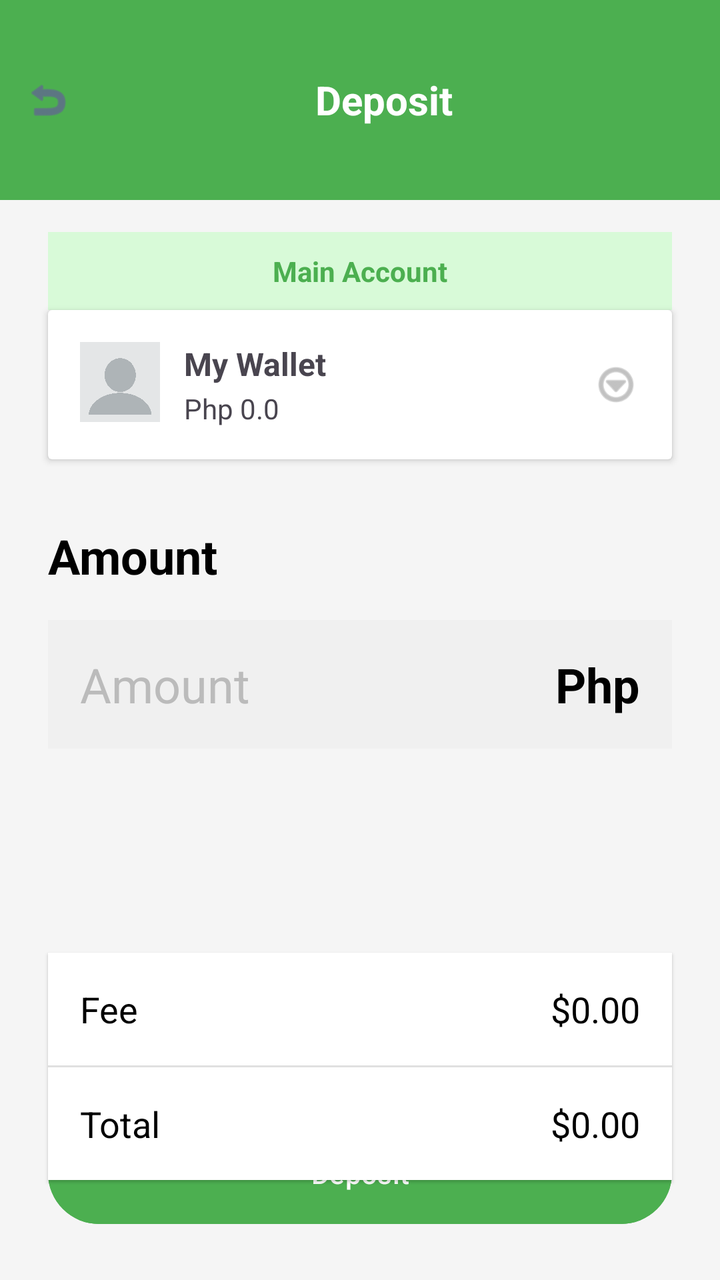
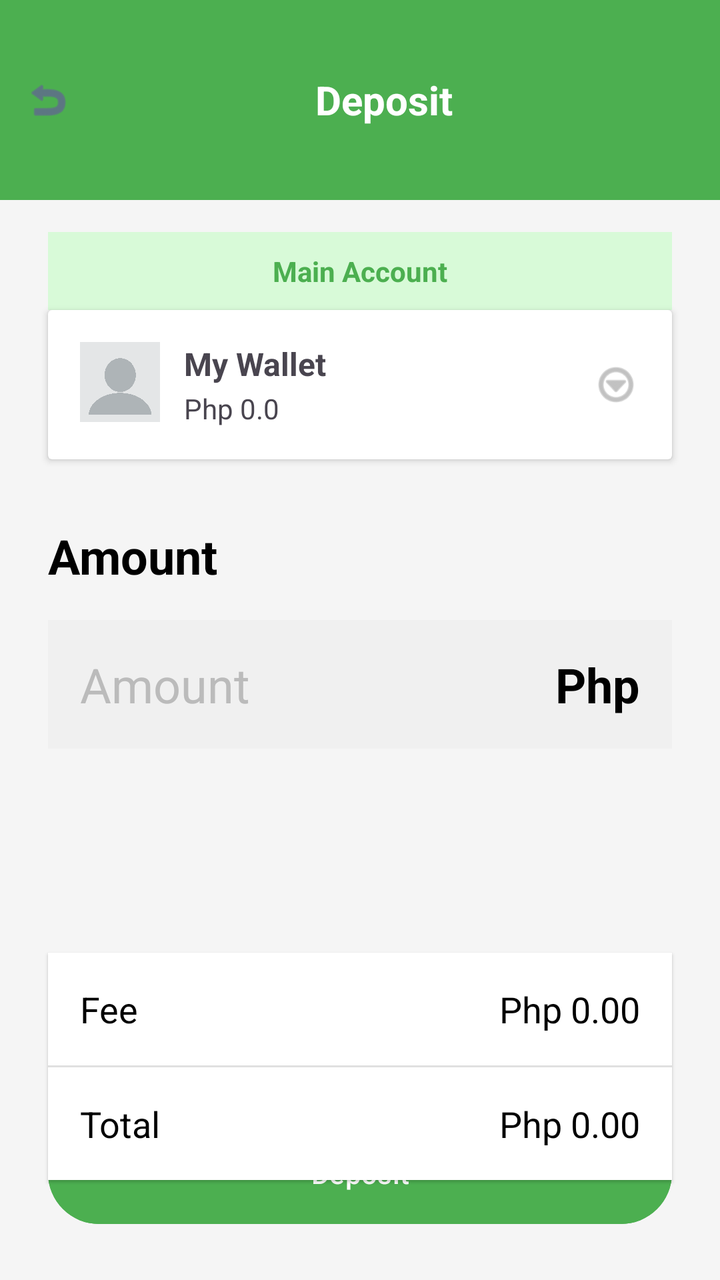

An Android layout rendered at two revisions. The XML below is the earlier revision; the diff shows what the commit changed to produce the second picture.
<!-- AndroidManifest.xml: application theme Theme.WealthLink -->
<!-- res/layout/activity_deposit_amount.xml -->
<?xml version="1.0" encoding="utf-8"?>
<RelativeLayout xmlns:android="http://schemas.android.com/apk/res/android"
    xmlns:app="http://schemas.android.com/apk/res-auto"
    android:layout_width="match_parent"
    android:layout_height="match_parent"
    android:background="#F5F5F5"
    android:id="@+id/main">

    
    <LinearLayout
        android:id="@+id/header"
        android:layout_width="match_parent"
        android:layout_height="100dp"
        android:background="@drawable/header_bg"
        android:orientation="horizontal"
        android:paddingStart="12dp"
        android:paddingEnd="12dp"
        android:gravity="center_vertical">

        <Button
            android:layout_width="24dp"
            android:layout_height="24dp"
            android:background="@android:drawable/ic_menu_revert"
            android:tint="@android:color/white"
            android:padding="0dp"
            android:id="@+id/btnBack"/>

        <TextView
            android:layout_width="match_parent"
            android:layout_height="wrap_content"
            android:text="Deposit"
            android:textSize="20sp"
            android:textStyle="bold"
            android:textColor="@android:color/white"
            android:gravity="center" />
    </LinearLayout>

    
    <TextView
        android:id="@+id/tvMainLabel"
        android:layout_below="@id/header"
        android:layout_width="match_parent"
        android:layout_height="wrap_content"
        android:background="#D8FAD8"
        android:text="Main Account"
        android:gravity="center"
        android:padding="10dp"
        android:textColor="#4CAF50"
        android:textStyle="bold"
        android:layout_marginTop="16dp"
        android:layout_marginStart="24dp"
        android:layout_marginEnd="24dp"
        android:backgroundTintMode="src_in"
        android:backgroundTint="#D8FAD8" />

    
    <androidx.cardview.widget.CardView
        android:id="@+id/cardMainAccount"
        android:layout_width="match_parent"
        android:layout_height="wrap_content"
        android:layout_below="@id/tvMainLabel"
        android:layout_marginStart="24dp"
        android:layout_marginEnd="24dp"
        android:elevation="4dp"
        >

        <RelativeLayout
            android:layout_width="match_parent"
            android:layout_height="wrap_content"
            android:padding="16dp">

            <ImageView
                android:id="@+id/ivMainAccountIcon"
                android:layout_width="40dp"
                android:layout_height="40dp"
                android:src="@drawable/profile_pic"
                android:contentDescription="account icon" />

            <LinearLayout
                android:layout_width="wrap_content"
                android:layout_height="wrap_content"
                android:orientation="vertical"
                android:layout_toEndOf="@id/ivMainAccountIcon"
                android:layout_marginStart="12dp">

                <TextView
                    android:id="@+id/tvMainBankName"
                    android:layout_width="wrap_content"
                    android:layout_height="wrap_content"
                    android:text="My Wallet"
                    android:textStyle="bold"
                    android:textSize="16sp" />

                <TextView
                    android:id="@+id/tvBalance"
                    android:layout_width="wrap_content"
                    android:layout_height="wrap_content"
                    android:text="Php 0.0"
                    android:textSize="14sp"
                    android:layout_marginTop="2dp" />
            </LinearLayout>

            <ImageView
                android:id="@+id/ivMainMenu"
                android:layout_width="24dp"
                android:layout_height="24dp"
                android:src="@android:drawable/ic_menu_more"
                android:layout_alignParentEnd="true"
                android:layout_centerVertical="true"
                android:contentDescription="menu"
                app:tint="#999999" />
        </RelativeLayout>
    </androidx.cardview.widget.CardView>

    
    <TextView
        android:id="@+id/tvAmountLabel"
        android:layout_width="wrap_content"
        android:layout_height="wrap_content"
        android:text="Amount"
        android:textSize="24sp"
        android:textStyle="bold"
        android:textColor="#000000"
        android:layout_below="@id/cardMainAccount"
        android:layout_marginTop="32dp"
        android:layout_marginStart="24dp" />

    
    <RelativeLayout
        android:id="@+id/amountInputContainer"
        android:layout_width="match_parent"
        android:layout_height="wrap_content"
        android:layout_below="@id/tvAmountLabel"
        android:layout_marginTop="16dp"
        android:layout_marginStart="24dp"
        android:layout_marginEnd="24dp"
        android:background="#F0F0F0"
        android:padding="16dp">

        <EditText
            android:id="@+id/etAmount"
            android:layout_width="match_parent"
            android:layout_height="wrap_content"
            android:layout_toStartOf="@id/tvCurrency"
            android:background="@null"
            android:hint="Amount"
            android:inputType="numberDecimal"
            android:textSize="24sp"
            android:textColorHint="#BBBBBB" />

        <TextView
            android:id="@+id/tvCurrency"
            android:layout_width="wrap_content"
            android:layout_height="wrap_content"
            android:layout_alignParentEnd="true"
            android:text="Php"
            android:textSize="24sp"
            android:textStyle="bold"
            android:textColor="#000000" />
    </RelativeLayout>

    


    

    <RelativeLayout
        android:id="@+id/feesAndtotal"
        android:layout_width="match_parent"
        android:layout_height="wrap_content"
        android:layout_below="@id/amountInputContainer"
        android:layout_marginTop="102dp"
        android:layout_marginStart="24dp"
        android:layout_marginEnd="24dp"
        android:background="@android:color/white"
        android:elevation="1dp">

        <TextView
            android:id="@+id/tvFeeLabel"
            android:layout_width="wrap_content"
            android:layout_height="wrap_content"
            android:layout_marginStart="16dp"
            android:layout_marginTop="16dp"
            android:text="Fee"
            android:textColor="#000000"
            android:textSize="18sp" />

        <TextView
            android:id="@+id/tvFeeAmount"
            android:layout_width="wrap_content"
            android:layout_height="wrap_content"
            android:layout_alignBaseline="@id/tvFeeLabel"
            android:layout_alignParentEnd="true"
            android:layout_marginEnd="16dp"
            android:text="$0.00"
            android:textColor="#000000"
            android:textSize="18sp" />


        <View
            android:id="@+id/divider"
            android:layout_width="match_parent"
            android:layout_height="1dp"
            android:layout_below="@id/tvFeeLabel"
            android:layout_marginTop="16dp"
            android:background="#E0E0E0" />


        <TextView
            android:id="@+id/tvTotalLabel"
            android:layout_width="wrap_content"
            android:layout_height="wrap_content"
            android:layout_below="@id/divider"
            android:layout_marginStart="16dp"
            android:layout_marginTop="16dp"
            android:layout_marginBottom="16dp"
            android:text="Total"
            android:textColor="#000000"
            android:textSize="18sp" />

        <TextView
            android:id="@+id/tvTotalAmount"
            android:layout_width="wrap_content"
            android:layout_height="wrap_content"
            android:layout_alignBaseline="@id/tvTotalLabel"
            android:layout_alignParentEnd="true"
            android:layout_marginEnd="16dp"
            android:text="$0.00"
            android:textColor="#000000"
            android:textSize="18sp" />
    </RelativeLayout>

    <Button
        android:id="@+id/btnDeposit"
        android:layout_width="match_parent"
        android:layout_height="wrap_content"
        android:text="Deposit"
        android:layout_alignParentBottom="true"
        android:layout_margin="24dp"
        android:backgroundTint="#4CAF50"
        android:textColor="@android:color/white"
        android:elevation="2dp"
        android:padding="16dp" />

    <LinearLayout
        android:id="@+id/depositDialog"
        android:layout_width="300dp"
        android:layout_height="300dp"
        android:orientation="vertical"
        android:gravity="center"
        android:background="@android:color/white"
        android:padding="24dp"
        android:visibility="gone"
        android:elevation="8dp"
        android:layout_margin="16dp"
        android:clipToOutline="true"
        android:outlineProvider="background"
        app:layout_constraintTop_toTopOf="parent"
        app:layout_constraintBottom_toBottomOf="parent"
        app:layout_constraintStart_toStartOf="parent"
        app:layout_constraintEnd_toEndOf="parent">

        <View
            android:layout_width="96dp"
            android:layout_height="96dp"
            android:layout_gravity="center"
            android:backgroundTint="#A5F3AC"
            android:background="@android:color/holo_green_light" />

        <TextView
            android:layout_width="wrap_content"
            android:layout_height="wrap_content"
            android:text="Account Added!"
            android:textSize="18sp"
            android:textStyle="bold"
            android:textColor="#1A1A2E"
            android:layout_marginTop="24dp" />
    </LinearLayout>
</RelativeLayout>
<!-- resources referenced by this layout -->
<resources>
  <!-- drawable header_bg (drawable) -->
  <shape xmlns:android="http://schemas.android.com/apk/res/android" android:shape="rectangle">
      <solid android:color="#4CAF50"/>
  </shape>
  <!-- drawable profile_pic: png bitmap (drawable, 37098 bytes) -->
  <style name="Theme.WealthLink" parent="Base.Theme.WealthLink" />
  <style name="Base.Theme.WealthLink" parent="Theme.Material3.DayNight.NoActionBar">
          
          
      </style>
</resources>

<!-- the commit's change to res/layout/activity_deposit_amount.xml (unified diff, before → after) -->
@@ -192,7 +192,7 @@
             android:layout_alignBaseline="@id/tvFeeLabel"
             android:layout_alignParentEnd="true"
             android:layout_marginEnd="16dp"
-            android:text="$0.00"
+            android:text="Php 0.00"
             android:textColor="#000000"
             android:textSize="18sp" />
 
@@ -225,7 +225,7 @@
             android:layout_alignBaseline="@id/tvTotalLabel"
             android:layout_alignParentEnd="true"
             android:layout_marginEnd="16dp"
-            android:text="$0.00"
+            android:text="Php 0.00"
             android:textColor="#000000"
             android:textSize="18sp" />
     </RelativeLayout>
